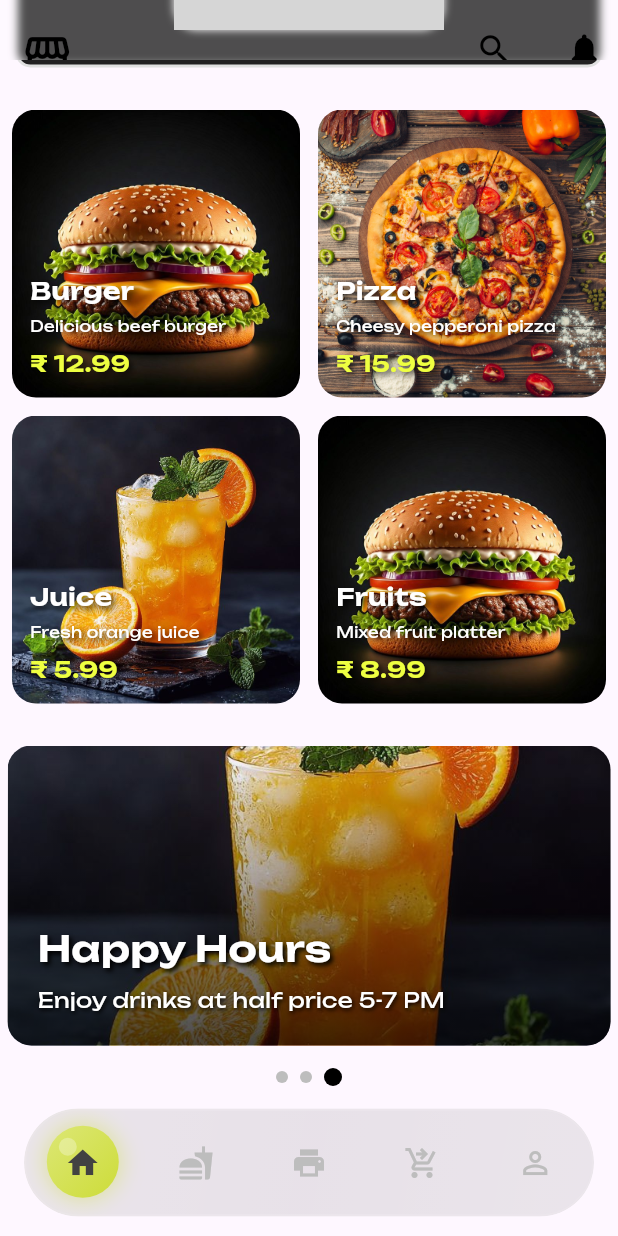
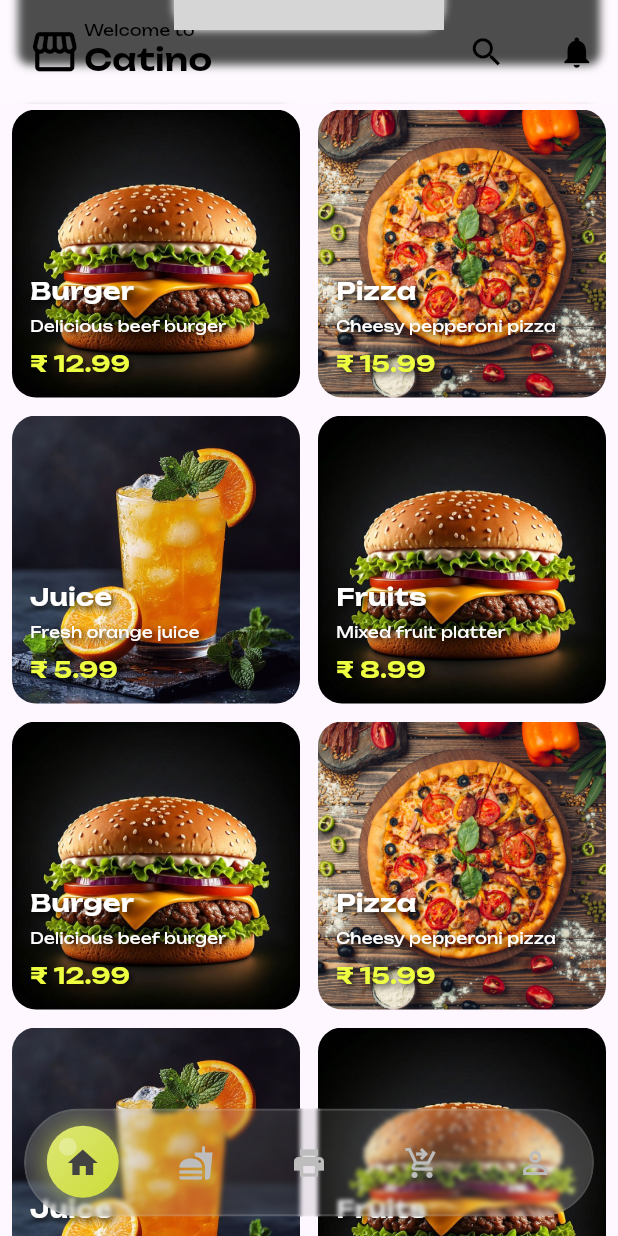
Before and after one commit to KNOWASJOHN/Catino, a Flutter app: the screen it shows after launch, scrolled down 414 dp, on a phone screen of 412 x 824 dp. Run offline on Flutter 3.47's test engine with Material 3 defaults, Android fonts, the phone set to English and light mode, and no system bars; our stand-ins replace dotted_border; project files that could hold a hidden picture were left out; grey boxes are pictures that could not be loaded.

Commit message:
small changes

```diff
--- a/lib/components/header.dart
+++ b/lib/components/header.dart
@@ -15,7 +15,7 @@ class Header extends StatelessWidget {
         child: Container(
           color: Colors.white.withOpacity(0.2),
           child: Padding(
-            padding: const EdgeInsets.fromLTRB(10.0, 20.0, 10.0, 20.0),
+            padding: const EdgeInsets.all(15),
             child: Row(
               children: [
                 SizedBox(width: 4),
--- a/lib/components/print_history.dart
+++ b/lib/components/print_history.dart
@@ -103,7 +103,7 @@ class PrintHistory extends StatelessWidget {
                           Colors.white,
                           Colors.transparent,
                         ],
-                        stops: [0.0, 0.20, 0.80, 1.0],
+                        stops: [0.0, 0.08, 0.80, 1.0],
                       ).createShader(bounds);
                     },
                     blendMode: BlendMode.dstIn,
--- a/lib/components/scroll_card.dart
+++ b/lib/components/scroll_card.dart
@@ -19,17 +19,17 @@ class _ScrollcardState extends State<Scrollcard> {
     {
       'image': 'assets/Elements/pizza.jpg',
       'title': 'Special Offer',
-      'description': 'Get 20% off on all burgers today!'
+      'description': 'Get 20% off on all burgers today!',
     },
     {
       'image': 'assets/Elements/burger.jpg',
       'title': 'New Menu',
-      'description': 'Try our fresh seasonal dishes'
+      'description': 'Try our fresh seasonal dishes',
     },
     {
       'image': 'assets/Elements/juice.jpg',
       'title': 'Happy Hours',
-      'description': 'Enjoy drinks at half price 5-7 PM'
+      'description': 'Enjoy drinks at half price 5-7 PM',
     },
   ];
 
@@ -84,10 +84,11 @@ class _ScrollcardState extends State<Scrollcard> {
 
   @override
   Widget build(BuildContext context) {
+    final cardHeight = MediaQuery.of(context).size.height * 0.25;
     return Column(
       children: [
         SizedBox(
-          height: 200,
+          height: cardHeight,
           child: GestureDetector(
             onPanStart: (_) => _onUserInteractionStart(),
             onPanEnd: (_) => _onUserInteractionEnd(),
@@ -102,7 +103,8 @@ class _ScrollcardState extends State<Scrollcard> {
               itemCount: _cards.length,
               itemBuilder: (context, index) {
                 final card = _cards[index];
-                final String image = card['image'] ?? 'assets/Elements/burger.jpg';
+                final String image =
+                    card['image'] ?? 'assets/Elements/burger.jpg';
                 final String title = card['title'] ?? 'Title';
                 final String description = card['description'] ?? 'Description';
 
--- a/lib/main.dart
+++ b/lib/main.dart
@@ -60,7 +60,7 @@ class _MainScreenState extends State<MainScreen> {
             appBar: AppBar(
               backgroundColor: Colors.white.withOpacity(0),
               elevation: 0,
-              toolbarHeight: 40,
+              toolbarHeight: 69,
               scrolledUnderElevation: 0,
               flexibleSpace: Header(
                 onNotificationTap: () {
--- a/lib/page_components/foodsection.dart
+++ b/lib/page_components/foodsection.dart
@@ -83,8 +83,20 @@ class FoodSection extends StatelessWidget {
 
   @override
   Widget build(BuildContext context) {
+    final screenWidth = MediaQuery.of(context).size.width;
+    int crossAxisCount;
+
+    if (screenWidth < 600) {
+      crossAxisCount = 2; // Small phones
+    } else if (screenWidth < 900) {
+      crossAxisCount = 3; // Tablets and large phones
+    } else if (screenWidth < 1200) {
+      crossAxisCount = 4; // Small desktops
+    } else {
+      crossAxisCount = 5; // Large screens
+    }
     return GridView.count(
-      crossAxisCount: 2,
+      crossAxisCount: crossAxisCount,
       shrinkWrap: true,
       physics: NeverScrollableScrollPhysics(), // <-- REQUIRED
       mainAxisSpacing: 12,
@@ -116,6 +128,30 @@ class FoodSection extends StatelessWidget {
           "Mixed fruit platter",
           8.99,
         ),
+        foodBox(
+          "Burger",
+          "assets/Elements/burger.jpg",
+          "Delicious beef burger",
+          12.99,
+        ),
+        foodBox(
+          "Pizza",
+          "assets/Elements/pizza.jpg",
+          "Cheesy pepperoni pizza",
+          15.99,
+        ),
+        foodBox(
+          "Juice",
+          "assets/Elements/juice.jpg",
+          "Fresh orange juice",
+          5.99,
+        ),
+        foodBox(
+          "Fruits",
+          "assets/Elements/burger.jpg",
+          "Mixed fruit platter",
+          8.99,
+        ),
       ],
     );
   }
--- a/lib/page_components/searchbar.dart
+++ b/lib/page_components/searchbar.dart
@@ -29,11 +29,11 @@ class _SearchMenuState extends State<SearchMenu>
     _filteredItems = _foodItems;
     _animationController = AnimationController(
       vsync: this,
-      duration: const Duration(milliseconds: 600),
+      duration: const Duration(milliseconds: 400),
     );
     _scaleAnimation = CurvedAnimation(
       parent: _animationController,
-      curve: Curves.easeInOut,
+      curve: Curves.linearToEaseOut,
     );
     _animationController.forward();
   }
```
